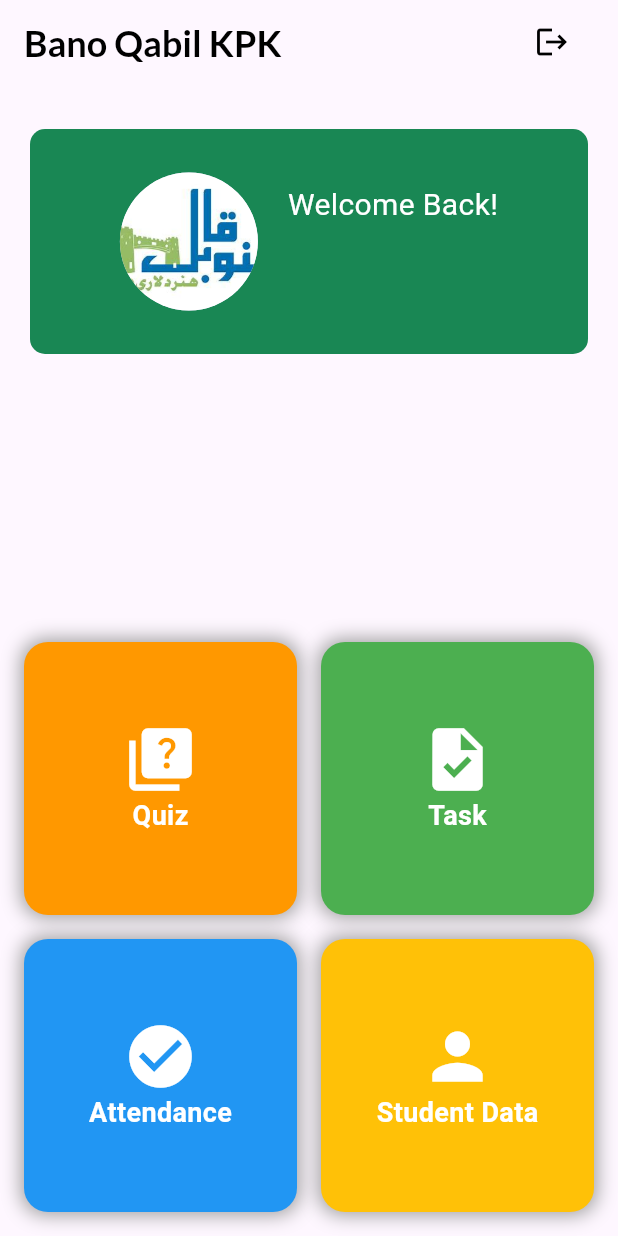
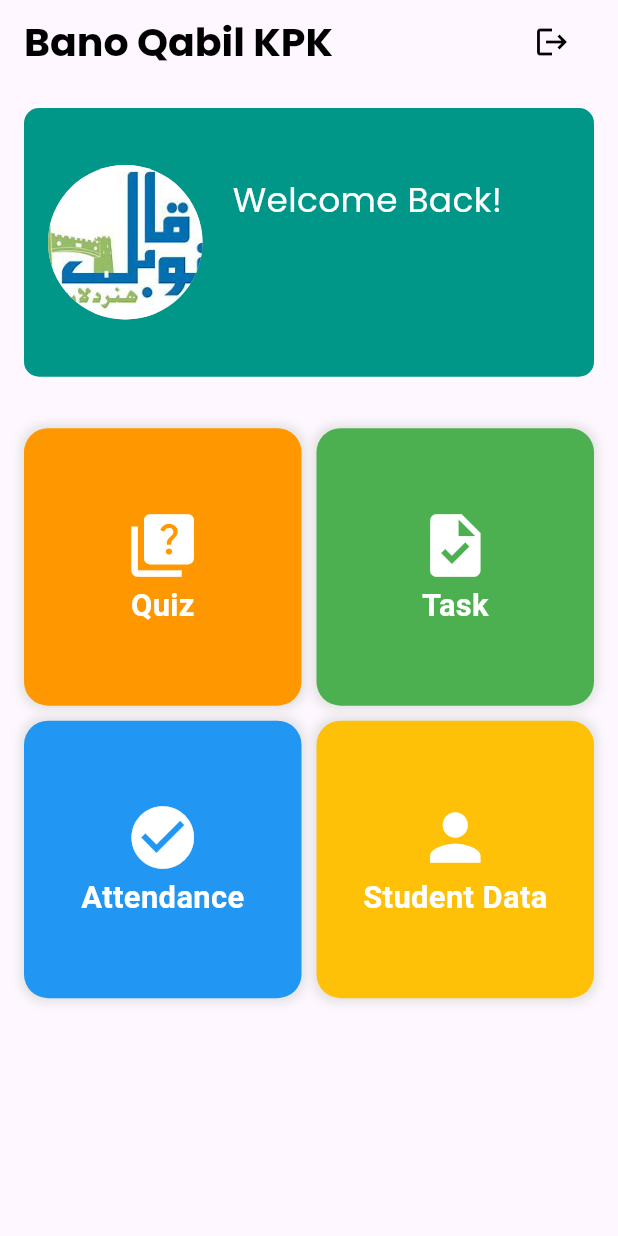
Before and after one commit to zafi-x/Bano-Qabil-LMS, a Flutter app: the AdHomeScreen screen opened directly, on a phone screen of 412 x 824 dp. Run offline on Flutter 3.47's test engine with Material 3 defaults, Android fonts, the phone set to English and light mode, and no system bars; our stand-ins replace cloud_firestore, firebase_auth, firebase_core, flutter_screenutil, fluttertoast, get and 1 more; accounts and stored records are empty.

Commit message:
Merge branch 'main' of https://github.com/zafi-x/Bano-Qabil-LMS

```diff
--- a/lib/ui/homeScreens/ad_home_screen.dart
+++ b/lib/ui/homeScreens/ad_home_screen.dart
@@ -1,7 +1,9 @@
 import 'package:cloud_firestore/cloud_firestore.dart';
 import 'package:firebase_auth/firebase_auth.dart';
 import 'package:flutter/material.dart';
+import 'package:flutter_screenutil/flutter_screenutil.dart';
 import 'package:google_fonts/google_fonts.dart';
+import 'package:qabilacademy/ui/Huzaifa/studentScreen/Quiz/adminQuiz.dart';
 import 'package:qabilacademy/ui/Student_data.dart/Student.dart';
 import 'package:qabilacademy/ui/auth/add_student.dart';
 import 'package:get/get.dart';
@@ -54,7 +56,7 @@
     } catch (e) {
       print("Error logging out: $e");
     }
-    Get.to(() => LoginScreen());
+    Get.to(() => const LoginScreen());
   }
 
   @override
@@ -64,43 +66,43 @@
         actions: [
           IconButton(
               onPressed: logout,
-              icon: Icon(
+              icon: const Icon(
                 Icons.logout,
                 color: Colors.black,
+                // weight: 1.1,
               )),
-          SizedBox(
+          const SizedBox(
             width: 20,
           )
         ],
         automaticallyImplyLeading: false,
         title: Text(
           'Bano Qabil KPK',
-          style: GoogleFonts.lato(
-              textStyle: const TextStyle(
-                  fontSize: 24,
+          style: GoogleFonts.poppins(
+              textStyle: TextStyle(
+                  fontSize: 23.sp,
                   color: Colors.black,
                   fontWeight: FontWeight.bold)),
         ),
         // centerTitle: true,
       ),
-      body: Column(
+      body: Padding(
+        padding: const EdgeInsets.all(16.0),
+        child: Column(
           mainAxisAlignment: MainAxisAlignment.spaceBetween,
           children: [
-          Padding(
-            padding: const EdgeInsets.symmetric(horizontal: 20, vertical: 30),
-            child: Container(
-              height: 150,
+            Container(
+              height: 150.h,
               width: double.infinity,
-              padding: EdgeInsets.symmetric(vertical: 20),
+              padding: const EdgeInsets.all(16),
               decoration: BoxDecoration(
-                  borderRadius: BorderRadius.circular(10),
-                  color: Color(0xff198754)),
+                  borderRadius: BorderRadius.circular(10), color: Colors.teal),
               child: Row(
-                mainAxisAlignment: MainAxisAlignment.center,
+                // mainAxisAlignment: MainAxisAlignment.center,
                 children: [
                   CircleAvatar(
-                    backgroundImage: AssetImage('assets/logo2.jpg'),
-                    minRadius: 46,
+                    backgroundImage: const AssetImage('assets/logo2.jpg'),
+                    minRadius: 45.r,
                   ),
                   Padding(
                     padding: const EdgeInsets.only(left: 20),
@@ -110,19 +112,21 @@
                       children: [
                         Text(
                           'Welcome Back!',
-                          style: TextStyle(color: Colors.white, fontSize: 20),
+                          style: GoogleFonts.poppins(
+                              color: Colors.white, fontSize: 20.sp),
                         ),
                         Text(
                           userName,
-                          style: TextStyle(
+                          style: GoogleFonts.poppins(
                             color: Colors.white,
-                            fontSize: 18,
+                            fontSize: 18.sp,
                             fontWeight: FontWeight.bold,
                           ),
                         ),
                         Text(
                           userEmail,
-                          style: TextStyle(color: Colors.white70, fontSize: 16),
+                          style: GoogleFonts.poppins(
+                              color: Colors.white70, fontSize: 16.sp),
                         ),
                       ],
                     ),
@@ -130,26 +134,28 @@
                 ],
               ),
             ),
-          ),
-          Padding(
-              padding: const EdgeInsets.all(16.0),
-              child: Expanded(
+            SizedBox(height: 30.sp),
+            Expanded(
               child: GridView.count(
                 shrinkWrap: true,
                 crossAxisCount: 2,
-                  crossAxisSpacing: 16.0,
-                  mainAxisSpacing: 16.0,
+                crossAxisSpacing: 10.0,
+                mainAxisSpacing: 10.0,
                 children: [
                   GestureDetector(
-                      onTap: () {},
+                    onTap: () {
+                      Navigator.push(
+                          context,
+                          MaterialPageRoute(
+                              builder: (context) => AdminQuizScreen()));
+                    },
                     child: Container(
                       decoration: BoxDecoration(
                         boxShadow: [
                           BoxShadow(
-                              color: Colors.grey,
-                              blurRadius: 10,
+                            color: Colors.grey.shade300,
+                            blurRadius: 5,
                             spreadRadius: 2,
-                              offset: Offset(0, 0),
                           ),
                         ],
                         color: Colors.orange,
@@ -158,10 +164,10 @@
                       child: Column(
                         mainAxisAlignment: MainAxisAlignment.center,
                         children: [
-                            Icon(Icons.quiz, size: 50, color: Colors.white),
+                          const Icon(Icons.quiz, size: 50, color: Colors.white),
                           Text("Quiz",
                               style: TextStyle(
-                                    fontSize: 18,
+                                  fontSize: 18.sp,
                                   fontWeight: FontWeight.bold,
                                   color: Colors.white)),
                         ],
@@ -176,20 +182,19 @@
                         borderRadius: BorderRadius.circular(16),
                         boxShadow: [
                           BoxShadow(
-                              color: Colors.grey,
-                              blurRadius: 10,
+                            color: Colors.grey.shade300,
+                            blurRadius: 5,
                             spreadRadius: 2,
-                              offset: Offset(0, 0),
                           ),
                         ],
                       ),
                       child: Column(
                         mainAxisAlignment: MainAxisAlignment.center,
                         children: [
-                            Icon(Icons.task, size: 50, color: Colors.white),
+                          const Icon(Icons.task, size: 50, color: Colors.white),
                           Text("Task",
                               style: TextStyle(
-                                    fontSize: 18,
+                                  fontSize: 18.sp,
                                   fontWeight: FontWeight.bold,
                                   color: Colors.white)),
                         ],
@@ -198,7 +203,7 @@
                   ),
                   GestureDetector(
                     onTap: () {
-                        print('hello');
+                      // print('hello');
                       Get.to(() => SubjectScreen());
                     },
                     child: Container(
@@ -207,21 +212,20 @@
                         borderRadius: BorderRadius.circular(16),
                         boxShadow: [
                           BoxShadow(
-                              color: Colors.grey,
-                              blurRadius: 10,
+                            color: Colors.grey.shade300,
+                            blurRadius: 5,
                             spreadRadius: 2,
-                              offset: Offset(0, 0),
                           ),
                         ],
                       ),
                       child: Column(
                         mainAxisAlignment: MainAxisAlignment.center,
                         children: [
-                            Icon(Icons.check_circle,
+                          const Icon(Icons.check_circle,
                               size: 50, color: Colors.white),
                           Text("Attendance",
                               style: TextStyle(
-                                    fontSize: 18,
+                                  fontSize: 18.sp,
                                   fontWeight: FontWeight.bold,
                                   color: Colors.white)),
                         ],
@@ -238,10 +242,9 @@
                         borderRadius: BorderRadius.circular(16),
                         boxShadow: [
                           BoxShadow(
-                              color: Colors.grey,
-                              blurRadius: 10,
+                            color: Colors.grey.shade300,
+                            blurRadius: 5,
                             spreadRadius: 2,
-                              offset: Offset(0, 0),
                           ),
                         ],
                       ),
@@ -251,7 +254,7 @@
                           Icon(Icons.person, size: 50, color: Colors.white),
                           Text("Student Data",
                               style: TextStyle(
-                                    fontSize: 18,
+                                  fontSize: 18.sp,
                                   fontWeight: FontWeight.bold,
                                   color: Colors.white)),
                         ],
@@ -260,8 +263,9 @@
                   ),
                 ],
               ),
-              )),
+            ),
           ],
+        ),
       ),
     );
   }
```
Also changed, not shown: lib/ui/Huzaifa/studentScreen/Dashboard/StudentDashboard.dart (+65 -18 lines), lib/ui/Huzaifa/studentScreen/Quiz/adminQuiz.dart (added, +175 -0 lines), lib/ui/Huzaifa/studentScreen/Quiz/quiz_screen.dart (+122 -194 lines). Lines whose indentation alone changed are shown as unchanged.
